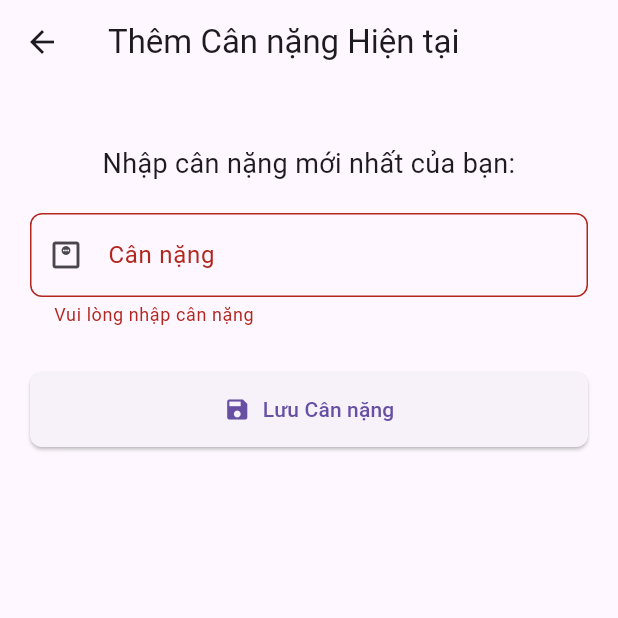
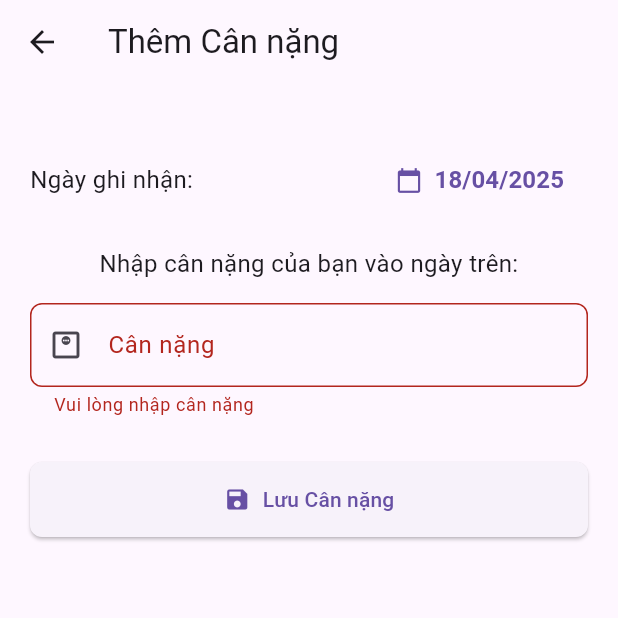
Before and after one commit to Quangcoi2954/Calories-Tracker-App, a Flutter app: the AddWeightScreen screen opened directly, after a tap on "Lưu Cân nặng", on a phone screen of 412 x 824 dp, the top half of it. Run offline on Flutter 3.47's test engine with Material 3 defaults, Android fonts, the phone set to English and light mode, and no system bars; our stand-ins replace cloud_firestore, firebase_auth, firebase_core, fl_chart; missing offline and left inert: mobile_scanner; accounts and stored records are empty.

Commit message:
fix weight chart

```diff
--- a/lib/screens/add_weight_screen.dart
+++ b/lib/screens/add_weight_screen.dart
@@ -1,8 +1,11 @@
+// lib/screens/add_weight_screen.dart
+
 import 'package:flutter/material.dart';
-import 'package:flutter/services.dart'; // Để sử dụng inputFormatters (tùy chọn)
+import 'package:flutter/services.dart';
 import 'package:provider/provider.dart';
+import 'package:intl/intl.dart'; // Thêm import để format ngày
 
-import '../providers/calorie_provider.dart'; // Import CalorieProvider để gọi hàm addWeightEntry
+import '../providers/calorie_provider.dart';
 
 class AddWeightScreen extends StatefulWidget {
   @override
@@ -10,40 +13,45 @@ class AddWeightScreen extends StatefulWidget {
 }
 
 class _AddWeightScreenState extends State<AddWeightScreen> {
-  // Controller cho ô nhập cân nặng
   final TextEditingController _weightController = TextEditingController();
-  // Key cho Form để validation
   final _formKey = GlobalKey<FormState>();
-  // State để quản lý trạng thái loading khi lưu
   bool _isLoading = false;
+  // State để lưu ngày được chọn
+  DateTime _selectedDate = DateTime.now(); // Mặc định là ngày hiện tại
 
   @override
   void dispose() {
-    _weightController.dispose(); // Nhớ dispose controller
+    _weightController.dispose();
     super.dispose();
   }
 
-  // Hàm xử lý việc lưu cân nặng mới
+  // Hàm để chọn ngày
+  Future<void> _selectDate(BuildContext context) async {
+    final DateTime? picked = await showDatePicker(
+      context: context,
+      initialDate: _selectedDate, // Ngày đang chọn hiện tại
+      firstDate: DateTime(2020), // Ngày xa nhất có thể chọn
+      lastDate:
+          DateTime.now(), // Chỉ cho phép chọn từ ngày hiện tại trở về trước
+      locale: const Locale("vi", "VN"),
+    );
+    if (picked != null && picked != _selectedDate) {
+      setState(() {
+        _selectedDate = picked; // Cập nhật ngày đã chọn
+      });
+    }
+  }
+
+  // Hàm lưu cân nặng
   Future<void> _saveWeight() async {
-    // Validate form trước
-    if (!_formKey.currentState!.validate()) {
-      return; // Không làm gì nếu form không hợp lệ
-    }
+    if (!_formKey.currentState!.validate()) return;
+    FocusScope.of(context).unfocus();
+    if (mounted) setState(() => _isLoading = true);
 
-    // Ẩn bàn phím
-    FocusScope.of(context).unfocus();
-
-    // Bắt đầu trạng thái đang lưu
-    if (mounted) {
-      setState(() => _isLoading = true);
-    }
-
-    // Lấy giá trị từ controller và parse thành double
     final String weightString = _weightController.text.trim();
     final double? newWeight = double.tryParse(weightString);
 
     if (newWeight == null) {
-      // Trường hợp không thể parse (dù đã có validator)
       if (mounted) {
         ScaffoldMessenger.of(context).showSnackBar(
           SnackBar(
@@ -51,20 +59,18 @@ class _AddWeightScreenState extends State<AddWeightScreen> {
             backgroundColor: Colors.red,
           ),
         );
-        setState(() => _isLoading = false); // Dừng lưu
+        setState(() => _isLoading = false);
       }
       return;
     }
 
-    // Gọi hàm addWeightEntry từ CalorieProvider
     try {
-      // `listen: false` vì chỉ gọi hàm
+      // Truyền ngày đã chọn vào hàm addWeightEntry
       await Provider.of<CalorieProvider>(
         context,
         listen: false,
-      ).addWeightEntry(newWeight);
+      ).addWeightEntry(newWeight, _selectedDate); // Truyền _selectedDate
 
-      // Hiển thị thông báo thành công và đóng màn hình (nếu widget còn tồn tại)
       if (mounted) {
         ScaffoldMessenger.of(context).showSnackBar(
           SnackBar(
@@ -72,56 +78,69 @@ class _AddWeightScreenState extends State<AddWeightScreen> {
             backgroundColor: Colors.green,
           ),
         );
-        Navigator.of(context).pop(); // Đóng màn hình sau khi lưu
+        Navigator.of(context).pop();
       }
     } catch (e) {
-      // Xử lý lỗi nếu có lỗi từ provider (ví dụ: lỗi lưu vào Firestore)
       if (mounted) {
-        print("Error saving weight entry: $e");
+        print("Error saving weight entry from screen: $e");
         ScaffoldMessenger.of(context).showSnackBar(
           SnackBar(
-            content: Text('Lưu cân nặng thất bại: $e'),
+            content: Text(
+              'Lưu cân nặng thất bại: ${e.toString().replaceFirst("Exception: ", "")}',
+            ),
             backgroundColor: Colors.red,
           ),
         );
       }
     } finally {
-      // Dừng trạng thái đang lưu (nếu widget còn tồn tại)
-      if (mounted) {
-        setState(() => _isLoading = false);
-      }
+      if (mounted) setState(() => _isLoading = false);
     }
   }
 
   @override
   Widget build(BuildContext context) {
     return Scaffold(
-      appBar: AppBar(title: Text('Thêm Cân nặng Hiện tại')),
+      appBar: AppBar(title: Text('Thêm Cân nặng')),
       body: Padding(
         padding: const EdgeInsets.all(20.0),
         child: Form(
-          // Bọc trong Form để sử dụng validation
           key: _formKey,
           child: Column(
-            crossAxisAlignment: CrossAxisAlignment.stretch, // Kéo dài nút Lưu
+            crossAxisAlignment: CrossAxisAlignment.stretch,
             children: <Widget>[
-              SizedBox(height: 20), // Khoảng cách từ AppBar
+              SizedBox(height: 20),
+              // Phần chọn ngày
+              Row(
+                mainAxisAlignment: MainAxisAlignment.spaceBetween,
+                children: [
+                  Text('Ngày ghi nhận:', style: TextStyle(fontSize: 16)),
+                  TextButton.icon(
+                    icon: Icon(Icons.calendar_today, size: 18),
+                    label: Text(
+                      DateFormat(
+                        'dd/MM/yyyy',
+                        'vi_VN',
+                      ).format(_selectedDate), // Hiển thị ngày đã chọn
+                      style: TextStyle(
+                        fontWeight: FontWeight.bold,
+                        fontSize: 16,
+                      ),
+                    ),
+                    onPressed: () => _selectDate(context), // Gọi hàm chọn ngày
+                  ),
+                ],
+              ),
+              SizedBox(height: 20),
               Text(
-                'Nhập cân nặng mới nhất của bạn:',
-                style: TextStyle(fontSize: 18),
+                'Nhập cân nặng của bạn vào ngày trên:',
+                style: TextStyle(fontSize: 16),
                 textAlign: TextAlign.center,
               ),
-              SizedBox(height: 20),
-
+              SizedBox(height: 15),
               // Ô nhập cân nặng
               TextFormField(
                 controller: _weightController,
-                // Cho phép nhập số thập phân
                 keyboardType: TextInputType.numberWithOptions(decimal: true),
-                // Tùy chọn: Chỉ cho phép nhập số và dấu chấm thập phân
-                // inputFormatters: <TextInputFormatter>[
-                //   FilteringTextInputFormatter.allow(RegExp(r'^\d+\.?\d{0,1}')), // Chỉ cho 1 số sau dấu phẩy
-                // ],
                 decoration: InputDecoration(
                   labelText: 'Cân nặng',
                   hintText: 'ví dụ: 65.5',
@@ -132,28 +151,20 @@ class _AddWeightScreenState extends State<AddWeightScreen> {
                   prefixIcon: Icon(Icons.monitor_weight_outlined),
                 ),
                 validator: (value) {
-                  // Validation
-                  if (value == null || value.isEmpty) {
+                  if (value == null || value.isEmpty)
                     return 'Vui lòng nhập cân nặng';
-                  }
                   final number = double.tryParse(value);
-                  if (number == null || number <= 0) {
+                  if (number == null || number <= 0)
                     return 'Cân nặng phải là số dương';
-                  }
-                  if (number < 20 || number > 300) {
-                    // Giới hạn hợp lý
+                  if (number < 20 || number > 300)
                     return 'Cân nặng không hợp lệ (20kg - 300kg)';
-                  }
-                  return null; // Hợp lệ
+                  return null;
                 },
               ),
               SizedBox(height: 30),
-
               // Nút Lưu
               _isLoading
-                  ? Center(
-                    child: CircularProgressIndicator(),
-                  ) // Hiển thị loading khi đang lưu
+                  ? Center(child: CircularProgressIndicator())
                   : ElevatedButton.icon(
                     icon: Icon(Icons.save),
                     label: Text('Lưu Cân nặng'),
```
Also changed, not shown: lib/providers/calorie_provider.dart (+62 -140 lines), lib/screens/progress_screen.dart (+109 -75 lines).
